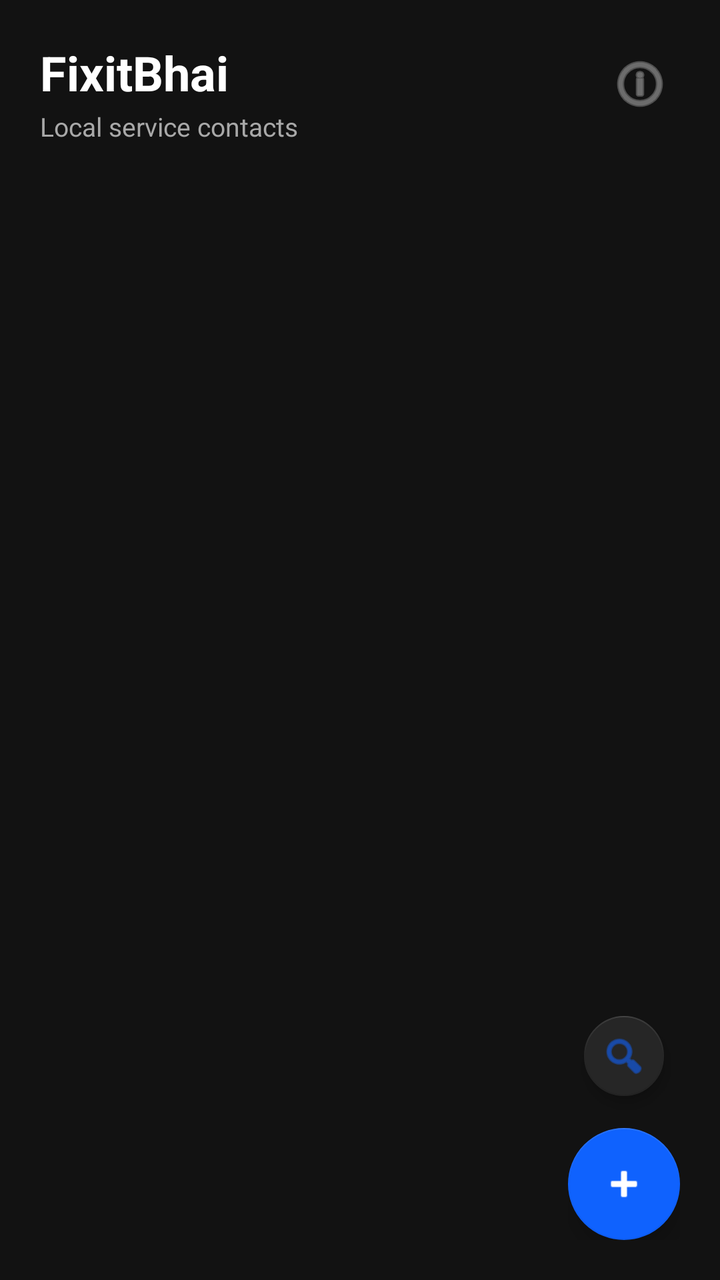
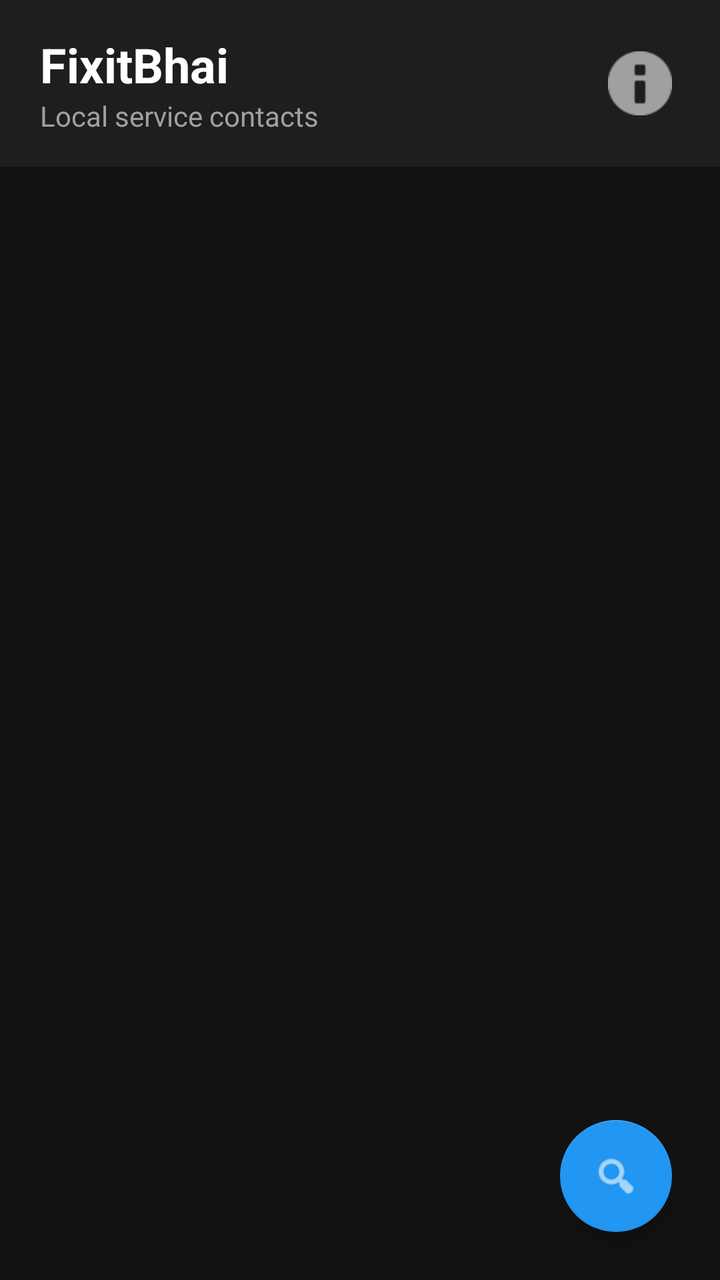

Screens rendered from an Android XML layout before and after an edit, with the pre-edit source and the edit as a unified diff.
<!-- AndroidManifest.xml: application theme Theme.FixitBhai -->
<!-- res/layout/activity_main.xml -->
<?xml version="1.0" encoding="utf-8"?>
<RelativeLayout xmlns:android="http://schemas.android.com/apk/res/android"
    xmlns:app="http://schemas.android.com/apk/res-auto"
    android:layout_width="match_parent"
    android:layout_height="match_parent"
    android:background="#121212">

    
    <RelativeLayout
        android:id="@+id/headerLayout"
        android:layout_width="match_parent"
        android:layout_height="wrap_content"
        android:paddingHorizontal="20dp"
        android:paddingTop="20dp"
        android:paddingBottom="12dp">

        <LinearLayout
            android:layout_width="wrap_content"
            android:layout_height="wrap_content"
            android:layout_alignParentStart="true"
            android:orientation="vertical">

            <TextView
                android:layout_width="wrap_content"
                android:layout_height="wrap_content"
                android:text="FixitBhai"
                android:textColor="#FFFFFF"
                android:textSize="24sp"
                android:textStyle="bold" />

            <TextView
                android:layout_width="wrap_content"
                android:layout_height="wrap_content"
                android:layout_marginTop="2dp"
                android:text="Local service contacts"
                android:textColor="#A8A8A8"
                android:textSize="13sp" />
        </LinearLayout>

        <ImageButton
            android:id="@+id/btnAbout"
            android:layout_width="40dp"
            android:layout_height="40dp"
            android:layout_alignParentEnd="true"
            android:layout_centerVertical="true"
            android:background="?attr/selectableItemBackgroundBorderless"
            android:contentDescription="About App"
            android:src="@android:drawable/ic_menu_info_details"
            app:tint="#A8A8A8" />
    </RelativeLayout>

    
    <HorizontalScrollView
        android:id="@+id/filterScrollView"
        android:layout_width="match_parent"
        android:layout_height="wrap_content"
        android:layout_below="@id/headerLayout"
        android:clipToPadding="false"
        android:paddingHorizontal="16dp"
        android:paddingVertical="8dp"
        android:scrollbars="none">

        <com.google.android.material.chip.ChipGroup
            android:id="@+id/categoryChipGroup"
            android:layout_width="wrap_content"
            android:layout_height="wrap_content"
            app:singleLine="true"
            app:singleSelection="true" />
    </HorizontalScrollView>

    
    <androidx.recyclerview.widget.RecyclerView
        android:id="@+id/recyclerView"
        android:layout_width="match_parent"
        android:layout_height="match_parent"
        android:layout_below="@id/filterScrollView"
        android:clipToPadding="false"
        android:paddingHorizontal="16dp"
        android:paddingBottom="80dp" />

    
    <LinearLayout
        android:layout_width="wrap_content"
        android:layout_height="wrap_content"
        android:layout_alignParentEnd="true"
        android:layout_alignParentBottom="true"
        android:gravity="center"
        android:orientation="vertical"
        android:padding="20dp">

        <com.google.android.material.floatingactionbutton.FloatingActionButton
            android:id="@+id/fabImport"
            android:layout_width="wrap_content"
            android:layout_height="wrap_content"
            android:layout_marginBottom="12dp"
            android:contentDescription="Auto Scan Contacts"
            app:backgroundTint="#262626"
            app:elevation="4dp"
            app:fabSize="mini"
            app:srcCompat="@android:drawable/ic_menu_search"
            app:tint="#0F62FE" />

        <com.google.android.material.floatingactionbutton.FloatingActionButton
            android:id="@+id/fabAdd"
            android:layout_width="wrap_content"
            android:layout_height="wrap_content"
            android:contentDescription="Add Contact"
            app:backgroundTint="#0F62FE"
            app:elevation="6dp"
            app:srcCompat="@android:drawable/ic_input_add"
            app:tint="#FFFFFF" />
    </LinearLayout>

</RelativeLayout>
<!-- resources referenced by this layout -->
<resources>
  <style name="Theme.FixitBhai" parent="Theme.MaterialComponents.DayNight.NoActionBar">
          
          <item name="colorPrimary">#0F62FE</item>
          <item name="colorPrimaryVariant">#0043CE</item>
          <item name="colorOnPrimary">#FFFFFF</item>
  
          
          <item name="colorSecondary">#4589FF</item>
          <item name="colorSecondaryVariant">#002D9C</item>
          <item name="colorOnSecondary">#FFFFFF</item>
  
          
          <item name="android:windowBackground">#121212</item>
          <item name="colorSurface">#1E1E1E</item>
          <item name="colorOnSurface">#FFFFFF</item>
  
          
          <item name="android:statusBarColor">#121212</item>
          <item name="android:navigationBarColor">#121212</item>
      </style>
</resources>

<!-- the commit's change to res/layout/activity_main.xml (unified diff, before → after) -->
@@ -1,114 +1,113 @@
 <?xml version="1.0" encoding="utf-8"?>
-<RelativeLayout xmlns:android="http://schemas.android.com/apk/res/android"
+<androidx.coordinatorlayout.widget.CoordinatorLayout
+    xmlns:android="http://schemas.android.com/apk/res/android"
     xmlns:app="http://schemas.android.com/apk/res-auto"
+    xmlns:tools="http://schemas.android.com/tools"
     android:layout_width="match_parent"
     android:layout_height="match_parent"
-    android:background="#121212">
+    android:background="#121212"
+    tools:context=".MainActivity">
 
     
-    <RelativeLayout
-        android:id="@+id/headerLayout"
+    <com.google.android.material.appbar.AppBarLayout
         android:layout_width="match_parent"
         android:layout_height="wrap_content"
-        android:paddingHorizontal="20dp"
-        android:paddingTop="20dp"
-        android:paddingBottom="12dp">
+        android:background="#1E1E1E"
+        app:elevation="0dp">
+
+        <RelativeLayout
+            android:layout_width="match_parent"
+            android:layout_height="wrap_content"
+            android:paddingHorizontal="20dp"
+            android:paddingVertical="16dp">
+
+            <LinearLayout
+                android:layout_width="wrap_content"
+                android:layout_height="wrap_content"
+                android:layout_alignParentStart="true"
+                android:layout_centerVertical="true"
+                android:orientation="vertical">
+
+                <TextView
+                    android:id="@+id/tvAppTitle"
+                    android:layout_width="wrap_content"
+                    android:layout_height="wrap_content"
+                    android:text="FixitBhai"
+                    android:textColor="#FFFFFF"
+                    android:textSize="24sp"
+                    android:textStyle="bold" />
+
+                <TextView
+                    android:id="@+id/tvAppSubTitle"
+                    android:layout_width="wrap_content"
+                    android:layout_height="wrap_content"
+                    android:text="Local service contacts"
+                    android:textColor="#A0A0A0"
+                    android:textSize="14sp" />
+            </LinearLayout>
+
+            <ImageButton
+                android:id="@+id/btnAbout"
+                android:layout_width="40dp"
+                android:layout_height="40dp"
+                android:layout_alignParentEnd="true"
+                android:layout_centerVertical="true"
+                android:background="?attr/selectableItemBackgroundBorderless"
+                android:contentDescription="About Info"
+                android:padding="8dp"
+                android:src="@android:drawable/ic_dialog_info"
+                app:tint="#A0A0A0" />
+        </RelativeLayout>
+    </com.google.android.material.appbar.AppBarLayout>
+
+    
+    <androidx.core.widget.NestedScrollView
+        android:layout_width="match_parent"
+        android:layout_height="match_parent"
+        app:layout_behavior="@string/appbar_scrolling_view_behavior">
 
         <LinearLayout
-            android:layout_width="wrap_content"
+            android:layout_width="match_parent"
             android:layout_height="wrap_content"
-            android:layout_alignParentStart="true"
-            android:orientation="vertical">
+            android:orientation="vertical"
+            android:padding="16dp">
 
-            <TextView
-                android:layout_width="wrap_content"
+            
+            <HorizontalScrollView
+                android:layout_width="match_parent"
                 android:layout_height="wrap_content"
-                android:text="FixitBhai"
-                android:textColor="#FFFFFF"
-                android:textSize="24sp"
-                android:textStyle="bold" />
+                android:scrollbars="none">
 
-            <TextView
-                android:layout_width="wrap_content"
+                <com.google.android.material.chip.ChipGroup
+                    android:id="@+id/chipGroupCategories"
+                    android:layout_width="wrap_content"
+                    android:layout_height="wrap_content"
+                    app:singleLine="true"
+                    app:singleSelection="true" />
+            </HorizontalScrollView>
+
+            
+            <androidx.recyclerview.widget.RecyclerView
+                android:id="@+id/recyclerViewContacts"
+                android:layout_width="match_parent"
                 android:layout_height="wrap_content"
-                android:layout_marginTop="2dp"
-                android:text="Local service contacts"
-                android:textColor="#A8A8A8"
-                android:textSize="13sp" />
+                android:layout_marginTop="12dp"
+                android:nestedScrollingEnabled="false" />
         </LinearLayout>
-
-        <ImageButton
-            android:id="@+id/btnAbout"
-            android:layout_width="40dp"
-            android:layout_height="40dp"
-            android:layout_alignParentEnd="true"
-            android:layout_centerVertical="true"
-            android:background="?attr/selectableItemBackgroundBorderless"
-            android:contentDescription="About App"
-            android:src="@android:drawable/ic_menu_info_details"
-            app:tint="#A8A8A8" />
-    </RelativeLayout>
+    </androidx.core.widget.NestedScrollView>
 
     
-    <HorizontalScrollView
-        android:id="@+id/filterScrollView"
-        android:layout_width="match_parent"
-        android:layout_height="wrap_content"
-        android:layout_below="@id/headerLayout"
-        android:clipToPadding="false"
-        android:paddingHorizontal="16dp"
-        android:paddingVertical="8dp"
-        android:scrollbars="none">
-
-        <com.google.android.material.chip.ChipGroup
-            android:id="@+id/categoryChipGroup"
-            android:layout_width="wrap_content"
-            android:layout_height="wrap_content"
-            app:singleLine="true"
-            app:singleSelection="true" />
-    </HorizontalScrollView>
-
-    
-    <androidx.recyclerview.widget.RecyclerView
-        android:id="@+id/recyclerView"
-        android:layout_width="match_parent"
-        android:layout_height="match_parent"
-        android:layout_below="@id/filterScrollView"
-        android:clipToPadding="false"
-        android:paddingHorizontal="16dp"
-        android:paddingBottom="80dp" />
-
-    
-    <LinearLayout
+    <com.google.android.material.floatingactionbutton.FloatingActionButton
+        android:id="@+id/btnSearch"
         android:layout_width="wrap_content"
         android:layout_height="wrap_content"
-        android:layout_alignParentEnd="true"
-        android:layout_alignParentBottom="true"
-        android:gravity="center"
-        android:orientation="vertical"
-        android:padding="20dp">
+        android:layout_gravity="bottom|end"
+        android:layout_margin="24dp"
+        android:contentDescription="Search contacts"
+        android:src="@android:drawable/ic_menu_search"
+        app:backgroundTint="#2196F3"
+        app:elevation="6dp"
+        app:fabSize="normal"
+        app:tint="#FFFFFF" />
 
-        <com.google.android.material.floatingactionbutton.FloatingActionButton
-            android:id="@+id/fabImport"
-            android:layout_width="wrap_content"
-            android:layout_height="wrap_content"
-            android:layout_marginBottom="12dp"
-            android:contentDescription="Auto Scan Contacts"
-            app:backgroundTint="#262626"
-            app:elevation="4dp"
-            app:fabSize="mini"
-            app:srcCompat="@android:drawable/ic_menu_search"
-            app:tint="#0F62FE" />
-
-        <com.google.android.material.floatingactionbutton.FloatingActionButton
-            android:id="@+id/fabAdd"
-            android:layout_width="wrap_content"
-            android:layout_height="wrap_content"
-            android:contentDescription="Add Contact"
-            app:backgroundTint="#0F62FE"
-            app:elevation="6dp"
-            app:srcCompat="@android:drawable/ic_input_add"
-            app:tint="#FFFFFF" />
-    </LinearLayout>
-
-</RelativeLayout>
+</androidx.coordinatorlayout.widget.CoordinatorLayout>
